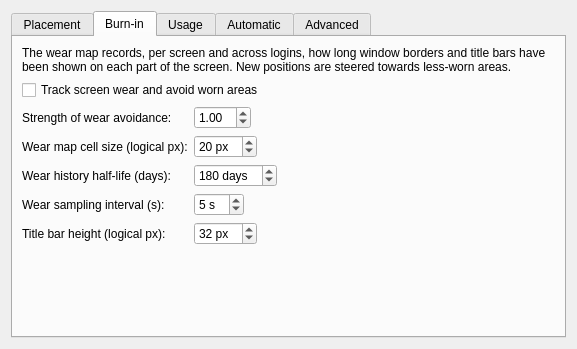
The window that randomplace/contents/ui/config.ui (v1ld/randomplace) describes before a commit, drawn with Qt 5.
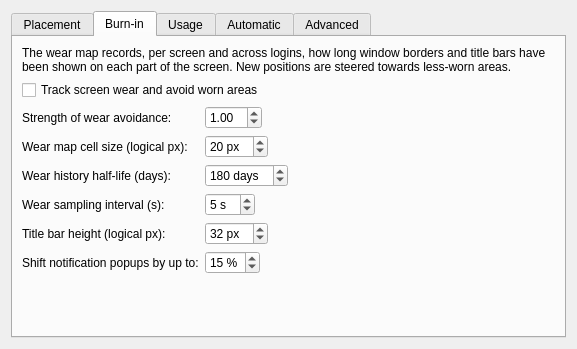
The same window after the commit. The open tabs and pages were chosen to show the change.

Commit message: 2.0.8: Shift notification popup groups by a random amount. They move together.

```diff
--- a/randomplace/contents/ui/config.ui
+++ b/randomplace/contents/ui/config.ui
@@ -206,6 +206,21 @@
          <property name="value"><number>32</number></property>
         </widget>
        </item>
+       <item row="7" column="0">
+        <widget class="QLabel" name="label_notificationSpread">
+         <property name="text"><string>Shift notification popups by up to:</string></property>
+         <property name="buddy"><cstring>kcfg_notificationSpread</cstring></property>
+        </widget>
+       </item>
+       <item row="7" column="1">
+        <widget class="QSpinBox" name="kcfg_notificationSpread">
+         <property name="toolTip"><string>Each burst of notification popups is moved a random distance from the position chosen in Plasma's notification settings, up to this share of the screen width and height, towards the middle of the screen. 0 = leave them where Plasma puts them.</string></property>
+         <property name="minimum"><number>0</number></property>
+         <property name="maximum"><number>50</number></property>
+         <property name="suffix"><string> %</string></property>
+         <property name="value"><number>15</number></property>
+        </widget>
+       </item>
       </layout>
      </widget>
      <widget class="QWidget" name="tab2">
```
The commit also changes 5 other files.
